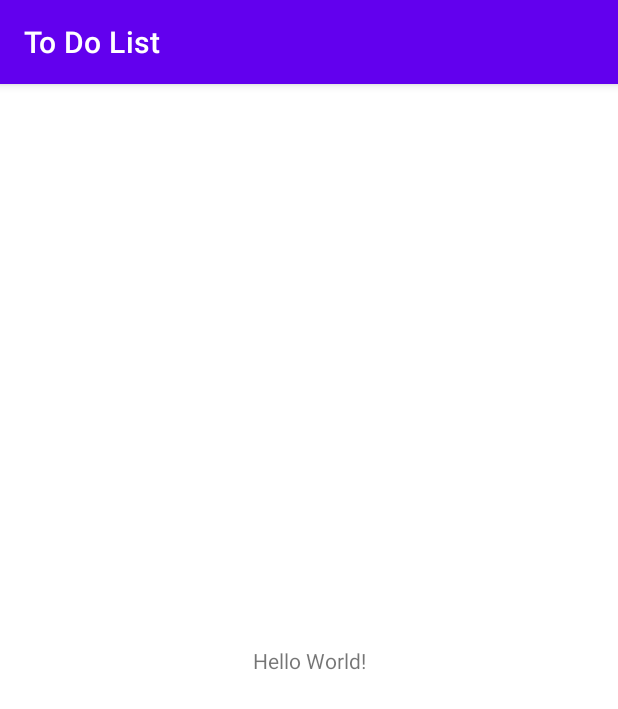
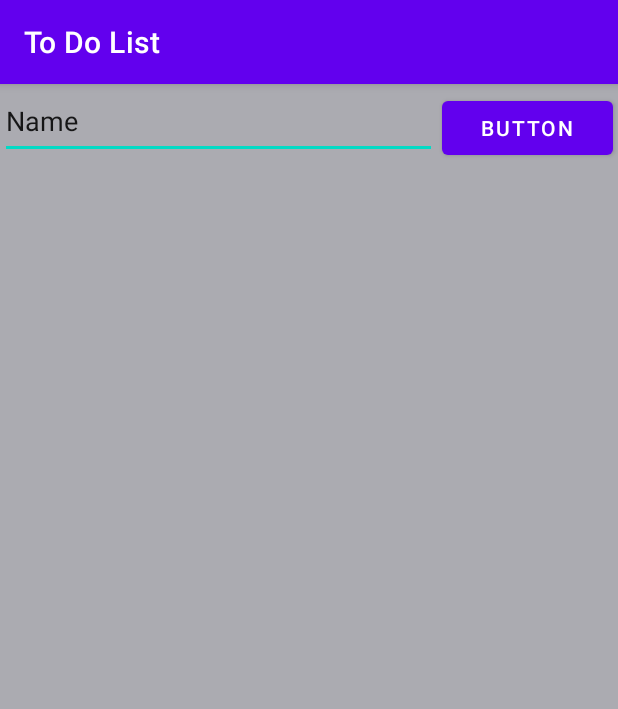
Before and after one commit to TobiOnibudo/To-Do-List-Android, an Android app: the screen it shows after launch (MainActivity), on a phone screen of 412 x 824 dp. Shown: the top 709 px of the screen. Run offline under Robolectric (Android 15) with nearby library versions, the phone set to English and light mode, and no system bars.

Commit message:
Added input and button into UI

```diff
--- a/app/build.gradle
+++ b/app/build.gradle
@@ -5,12 +5,12 @@ plugins {
 
 android {
     namespace 'com.example.todolist'
-    compileSdk 32
+    compileSdk 33
 
     defaultConfig {
         applicationId "com.example.todolist"
         minSdk 21
-        targetSdk 32
+        targetSdk 33
         versionCode 1
         versionName "1.0"
 
@@ -34,7 +34,7 @@ android {
 
 dependencies {
 
-    implementation 'androidx.core:core-ktx:1.7.0'
+    implementation 'androidx.core:core-ktx:1.10.1'
     implementation 'androidx.appcompat:appcompat:1.6.1'
     implementation 'com.google.android.material:material:1.9.0'
     implementation 'androidx.constraintlayout:constraintlayout:2.1.4'
--- a/app/src/main/res/layout/activity_main.xml
+++ b/app/src/main/res/layout/activity_main.xml
@@ -1,18 +1,40 @@
 <?xml version="1.0" encoding="utf-8"?>
-<androidx.constraintlayout.widget.ConstraintLayout xmlns:android="http://schemas.android.com/apk/res/android"
+<LinearLayout xmlns:android="http://schemas.android.com/apk/res/android"
     xmlns:app="http://schemas.android.com/apk/res-auto"
     xmlns:tools="http://schemas.android.com/tools"
     android:layout_width="match_parent"
     android:layout_height="match_parent"
+    android:background="@color/material_dynamic_neutral70"
+    android:orientation="vertical"
     tools:context=".MainActivity">
 
-    <TextView
-        android:layout_width="wrap_content"
-        android:layout_height="wrap_content"
-        android:text="Hello World!"
-        app:layout_constraintBottom_toBottomOf="parent"
-        app:layout_constraintEnd_toEndOf="parent"
-        app:layout_constraintStart_toStartOf="parent"
-        app:layout_constraintTop_toTopOf="parent" />
+    <LinearLayout
+        android:layout_width="match_parent"
+        android:layout_height="match_parent">
 
-</androidx.constraintlayout.widget.ConstraintLayout>
+        <EditText
+            android:id="@+id/editText"
+            android:layout_width="wrap_content"
+            android:layout_height="50dp"
+            android:layout_weight="4"
+            android:ems="10"
+            android:hint="ADD TO DO..."
+            android:inputType="textPersonName"
+            android:text="Name" />
+
+        <Button
+            android:id="@+id/button"
+            android:layout_width="wrap_content"
+            android:layout_height="wrap_content"
+            android:layout_margin="3dp"
+            android:layout_weight="1"
+            android:text="Button" />
+
+    </LinearLayout>
+
+    <ListView
+        android:id="@+id/list"
+        android:layout_width="match_parent"
+        android:layout_height="match_parent"
+        android:layout_weight="4" />
+</LinearLayout>
```
